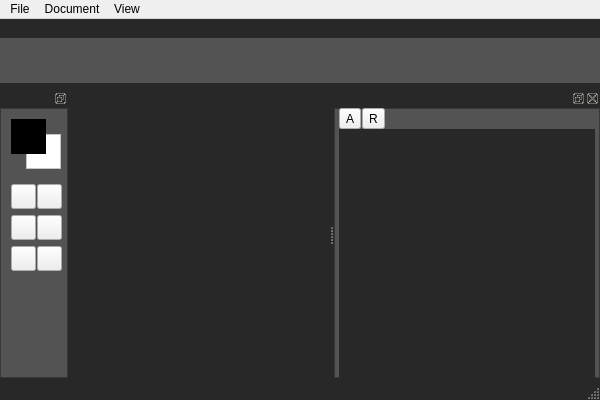
Old version of the form alpaint/res/Alpaint.ui in the repository DatDarkAlpaca/alpaint.
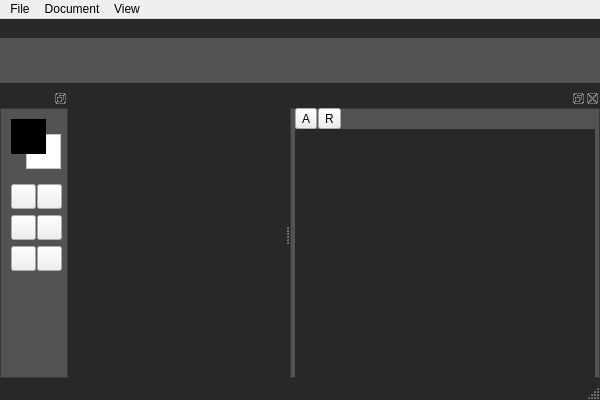
New version of the form. Icons and pictures are not drawn. Custom widgets are drawn as their Qt base class.

The edit to the form file:
```diff
--- a/alpaint/res/Alpaint.ui
+++ b/alpaint/res/Alpaint.ui
@@ -595,7 +595,7 @@
    </property>
    <property name="minimumSize">
     <size>
-     <width>150</width>
+     <width>310</width>
      <height>145</height>
     </size>
    </property>
@@ -696,6 +696,12 @@
      </item>
      <item>
       <widget class="QListWidget" name="layerList">
+       <property name="minimumSize">
+        <size>
+         <width>300</width>
+         <height>0</height>
+        </size>
+       </property>
        <property name="styleSheet">
         <string notr="true">background-color:rgb(40,40,40);
 border: 0px;
```
